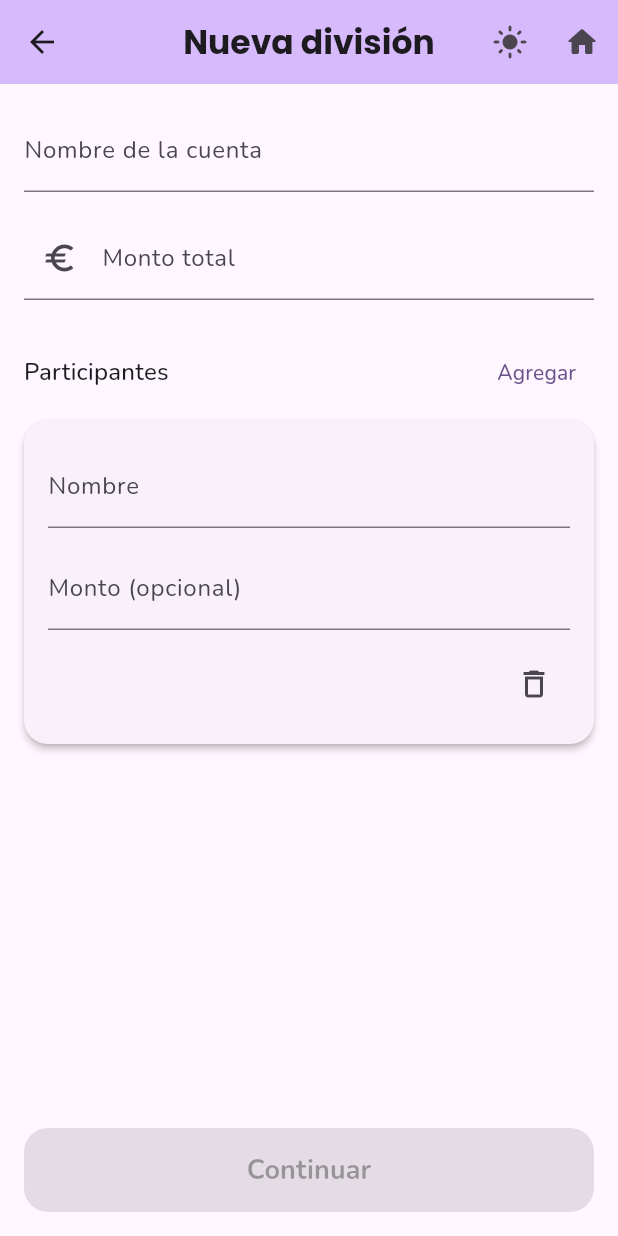
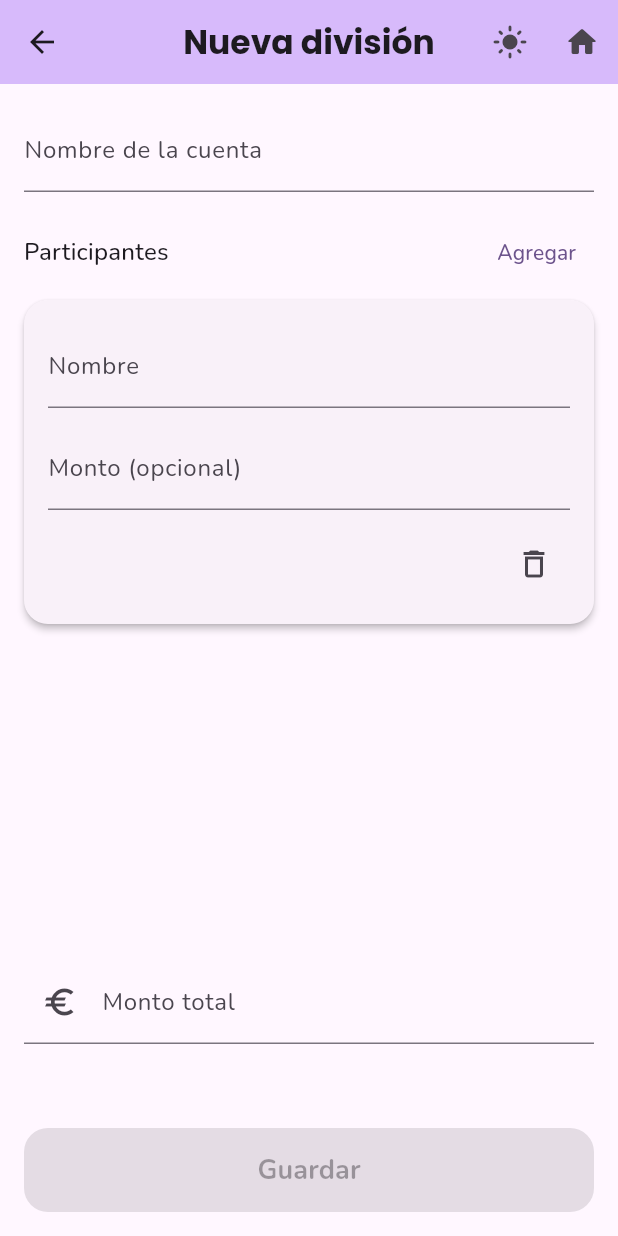
Before and after one commit to GabrielC-Web/Splitizer, a Flutter app: the BillFormScreen screen opened by its route, after a tap on "Agregar", on a phone screen of 412 x 824 dp. Run offline on Flutter 3.47's test engine with Material 3 defaults, Android fonts, the light colour scheme and no system bars; our stand-ins replace flutter_riverpod, go_router, google_fonts, introduction_screen.

Commit message:
feat(bill_form_screen): enhanced layout distribution

```diff
--- a/lib/features/bill/bill_form_screen.dart
+++ b/lib/features/bill/bill_form_screen.dart
@@ -46,15 +46,14 @@ class _BillFormScreenState extends State<BillFormScreen> {
     return AppScaffold(
       title: "Nueva división",
       bottomButtonContent: const Text(
-        "Continuar",
+        "Guardar",
         style: TextStyle(fontSize: 18, fontWeight: FontWeight.bold),
       ),
       child: Form(
         key: _formKey,
-        child: ListView(
-          padding: const EdgeInsets.only(bottom: 120),
+        child: Column(
           children: [
-            // BILL TITLE
+            // TITLE
             TextFormField(
               controller: titleController,
               decoration: const InputDecoration(
@@ -70,27 +69,12 @@ class _BillFormScreenState extends State<BillFormScreen> {
             ),
             const SizedBox(height: 16),
 
-            // TOTAL AMOUNT
-            TextFormField(
-              controller: totalController,
-              keyboardType: TextInputType.number,
-              decoration: const InputDecoration(
-                labelText: "Monto total",
-                prefixIcon: Icon(Icons.euro),
-              ),
-              validator: (value) {
-                if (value == null || value.trim().isEmpty) {
-                  return "Ingresa el monto total";
-                }
-                if (double.tryParse(value) == null) {
-                  return "Monto inválido";
-                }
-                return null;
-              },
-            ),
-            const SizedBox(height: 24),
-
-            // PARTICIPANT SECTION TITLE
+            // PARTICIPANTS SECTION (EXPANDS)
+            Expanded(
+              child: Column(
+                crossAxisAlignment: CrossAxisAlignment.start,
+                children: [
+                  // Section header
                   Row(
                     mainAxisAlignment: MainAxisAlignment.spaceBetween,
                     children: [
@@ -106,18 +90,20 @@ class _BillFormScreenState extends State<BillFormScreen> {
                   ),
                   const SizedBox(height: 8),
 
-            if (participants.isEmpty)
-              Center(
+                  // Dynamic list – scrollable, fills available space
+                  Expanded(
+                    child: participants.isEmpty
+                        ? Center(
                             child: Text(
                               "No hay participantes agregados todavía.",
                               style: Theme.of(context).textTheme.bodyMedium,
                             ),
-              ),
-
-            // PARTICIPANTS LIST
-            ...participants.asMap().entries.map((entry) {
-              final index = entry.key;
-              final p = entry.value;
+                          )
+                        : ListView.builder(
+                            padding: EdgeInsets.zero,
+                            itemCount: participants.length,
+                            itemBuilder: (context, index) {
+                              final p = participants[index];
 
                               return Card(
                                 margin: const EdgeInsets.only(bottom: 12),
@@ -136,7 +122,8 @@ class _BillFormScreenState extends State<BillFormScreen> {
                                           hintText: "Ej: Gabriel",
                                         ),
                                         validator: (value) {
-                          if (value == null || value.trim().isEmpty) {
+                                          if (value == null ||
+                                              value.trim().isEmpty) {
                                             return "Ingresa un nombre";
                                           }
                                           return null;
@@ -156,15 +143,43 @@ class _BillFormScreenState extends State<BillFormScreen> {
                                       Align(
                                         alignment: Alignment.centerRight,
                                         child: IconButton(
-                          icon: const Icon(Icons.delete_outline),
-                          onPressed: () => removeParticipant(index),
+                                          icon: const Icon(
+                                            Icons.delete_outline,
+                                          ),
+                                          onPressed: () =>
+                                              removeParticipant(index),
                                         ),
                                       ),
                                     ],
                                   ),
                                 ),
                               );
-            }),
+                            },
+                          ),
+                  ),
+                ],
+              ),
+            ),
+
+            // BOTTOM FIXED SECTION
+            TextFormField(
+              controller: totalController,
+              keyboardType: TextInputType.number,
+              decoration: const InputDecoration(
+                labelText: "Monto total",
+                prefixIcon: Icon(Icons.euro),
+              ),
+              validator: (value) {
+                if (value == null || value.trim().isEmpty) {
+                  return "Ingresa el monto total";
+                }
+                if (double.tryParse(value) == null) {
+                  return "Monto inválido";
+                }
+                return null;
+              },
+            ),
+            const SizedBox(height: 24),
           ],
         ),
       ),
```
Lines whose indentation alone changed are shown as unchanged.
